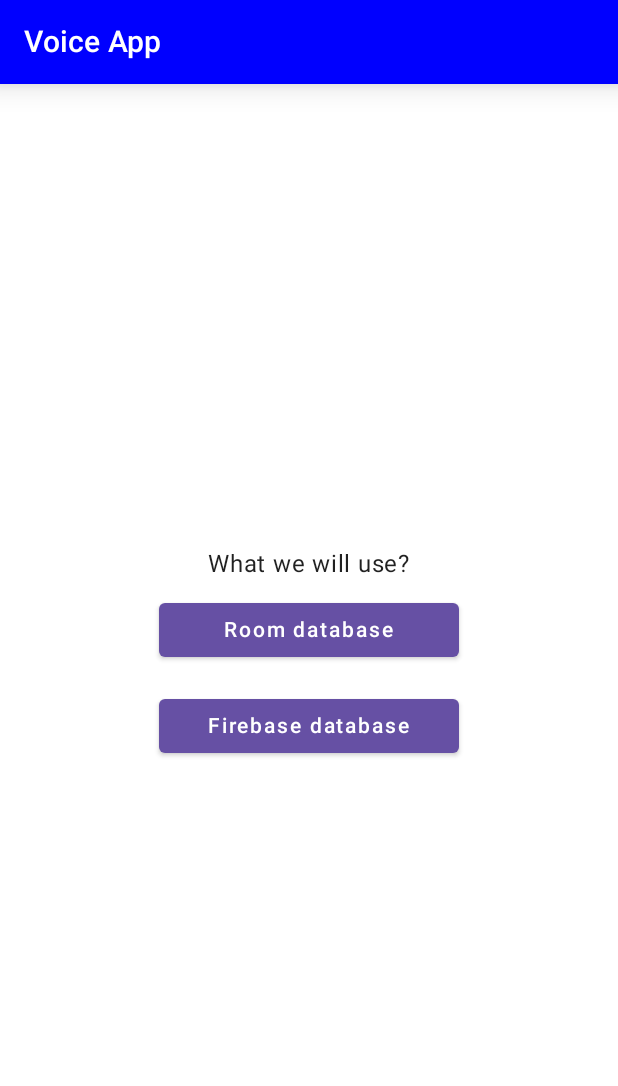
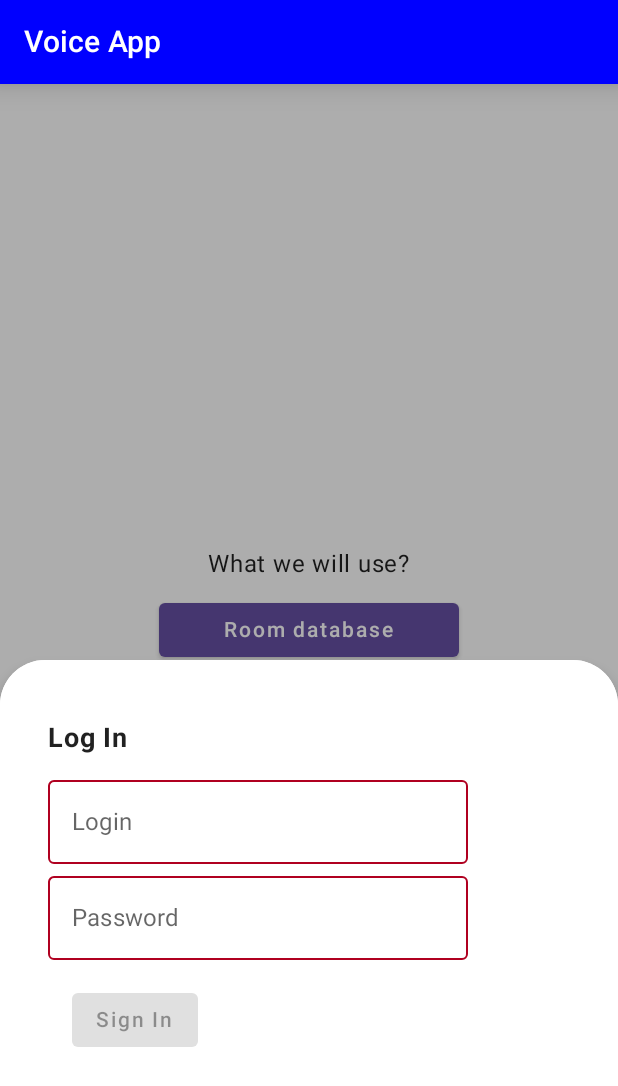
Before and after one commit to TerreDHermes/VoiceHandler, an Android app built with Jetpack Compose: the screen it shows after launch (MainActivity), after a tap on "Firebase database", on a phone screen of 412 x 824 dp. Shown: the top 1086 px of the screen. Run offline under Robolectric (Android 15) with nearby library versions, the phone set to English and light mode, and no system bars.

```diff
--- a/app/src/main/java/com/example/voicehandler/database/DatabaseRepository.kt
+++ b/app/src/main/java/com/example/voicehandler/database/DatabaseRepository.kt
@@ -12,4 +12,9 @@ interface DatabaseRepository {
     suspend fun update(note: Note, onSuccess: () -> Unit)
 
     suspend fun delete(note: Note, onSuccess: () -> Unit)
+
+    fun signOut(){}
+
+    fun connectToDatabase(onSuccess: () -> Unit, onFail: (String) -> Unit){}
+
 }
--- a/app/src/main/java/com/example/voicehandler/screens/Start.kt
+++ b/app/src/main/java/com/example/voicehandler/screens/Start.kt
@@ -2,20 +2,37 @@ package com.example.voicehandler.screens
 
 import android.annotation.SuppressLint
 import android.app.Application
+import android.util.Log
+import android.view.Gravity
+import android.widget.Toast
 import androidx.compose.foundation.layout.Arrangement
 import androidx.compose.foundation.layout.Column
 import androidx.compose.foundation.layout.fillMaxSize
 import androidx.compose.foundation.layout.padding
 import androidx.compose.foundation.layout.width
+import androidx.compose.foundation.shape.RoundedCornerShape
 import androidx.compose.material.Button
+import androidx.compose.material.ExperimentalMaterialApi
+import androidx.compose.material.ModalBottomSheetLayout
+import androidx.compose.material.ModalBottomSheetValue
+import androidx.compose.material.OutlinedTextField
 import androidx.compose.material.Scaffold
+import androidx.compose.material.Surface
 import androidx.compose.material.Text
+import androidx.compose.material.rememberModalBottomSheetState
 import androidx.compose.runtime.Composable
+import androidx.compose.runtime.getValue
+import androidx.compose.runtime.mutableStateOf
+import androidx.compose.runtime.remember
+import androidx.compose.runtime.rememberCoroutineScope
+import androidx.compose.runtime.setValue
 import androidx.compose.ui.Alignment
 import androidx.compose.ui.Modifier
 import androidx.compose.ui.platform.LocalContext
+import androidx.compose.ui.text.font.FontWeight
 import androidx.compose.ui.tooling.preview.Preview
 import androidx.compose.ui.unit.dp
+import androidx.compose.ui.unit.sp
 import androidx.lifecycle.viewmodel.compose.viewModel
 import androidx.navigation.NavHostController
 import androidx.navigation.compose.rememberNavController
@@ -24,16 +41,75 @@ import com.example.voicehandler.MainViewModelFactory
 import com.example.voicehandler.navigation.NavRoute
 import com.example.voicehandler.ui.theme.VoiceHandlerTheme
 import com.example.voicehandler.utils.Constants
+import com.example.voicehandler.utils.LOGIN
+import com.example.voicehandler.utils.PASSWORD
 import com.example.voicehandler.utils.TYPE_FIREBASE
 import com.example.voicehandler.utils.TYPE_ROOM
+import kotlinx.coroutines.launch
 
 
+@OptIn(ExperimentalMaterialApi::class)
 @SuppressLint("UnusedMaterialScaffoldPaddingParameter")
 @Composable
 fun StartScreen(navController: NavHostController, viewModel: MainViewModel) {
-    val context = LocalContext.current
-    val mViewModel: MainViewModel =
-        viewModel(factory = MainViewModelFactory(context.applicationContext as Application))
+    val bottomSheetState = rememberModalBottomSheetState(initialValue = ModalBottomSheetValue.Hidden)
+    val coroutineScope = rememberCoroutineScope()
+    var login by remember { mutableStateOf(Constants.Keys.EMPTY) }
+    var password by remember { mutableStateOf(Constants.Keys.EMPTY) }
+
+    val message = "Обновление прошло успешно!" // Замените это сообщение на то, которое вам нужно показать
+    val duration = Toast.LENGTH_LONG // Вы можете изменить длительность уведомления
+    val toast = Toast.makeText(LocalContext.current, message, duration)
+    toast.setGravity(Gravity.TOP, 0, 0)
+
+    ModalBottomSheetLayout(
+        sheetState = bottomSheetState,
+        sheetElevation = 5.dp,
+        sheetShape = RoundedCornerShape(topStart = 30.dp, topEnd = 30.dp),
+        sheetContent = {
+            Surface {
+                Column(
+                    modifier = Modifier
+                        .fillMaxSize()
+                        .padding(all = 32.dp)
+                ) {
+                    Text(
+                        text = Constants.Keys.LOG_IN,
+                        fontSize = 18.sp,
+                        fontWeight = FontWeight.Bold,
+                        modifier = Modifier.padding(vertical = 8.dp)
+                    )
+                    OutlinedTextField(
+                        value = login,
+                        onValueChange = {login=it},
+                        label = { Text(text = Constants.Keys.LOGIN_TEXT)},
+                        isError = login.isEmpty()
+                    )
+                    OutlinedTextField(
+                        value = password,
+                        onValueChange = {password=it},
+                        label = { Text(text = Constants.Keys.PASSWORD_TEXT)},
+                        isError = password.isEmpty()
+                    )
+                    Button(
+                        modifier = Modifier.padding(16.dp),
+                        onClick = {
+                            LOGIN = login
+                            PASSWORD = password
+                           viewModel.initDatabase(TYPE_FIREBASE){
+                               Log.d("checkData", "Auth success")
+
+                           }
+                        },
+                        enabled = login.isNotEmpty() && password.isNotEmpty()
+                    ) {
+                        Text(text = Constants.Keys.SIGN_IN)
+                    }
+                }
+
+            }
+        }
+    ) {
         Scaffold(
             modifier = Modifier.fillMaxSize()
         ) {
@@ -45,7 +121,7 @@ fun StartScreen(navController: NavHostController, viewModel: MainViewModel) {
                 Text(text = Constants.Keys.WHAT_WE_WILL_USE)
                 Button(
                     onClick = {
-                         mViewModel.initDatabase(TYPE_ROOM){
+                        viewModel.initDatabase(TYPE_ROOM){
                             navController.navigate(route = NavRoute.Main.route)
                         }
 
@@ -58,10 +134,9 @@ fun StartScreen(navController: NavHostController, viewModel: MainViewModel) {
                 }
                 Button(
                     onClick = {
-                   mViewModel.initDatabase(TYPE_FIREBASE){
-                       navController.navigate(route = NavRoute.Main.route)
+                        coroutineScope.launch {
+                            bottomSheetState.show()
                         }
-
                     },
                     modifier = Modifier
                         .width(200.dp)
@@ -71,6 +146,8 @@ fun StartScreen(navController: NavHostController, viewModel: MainViewModel) {
                 }
             }
         }
+    }
+
 }
 @Preview(showBackground = true)
 @Composable
--- a/app/src/main/java/com/example/voicehandler/utils/Constants.kt
+++ b/app/src/main/java/com/example/voicehandler/utils/Constants.kt
@@ -7,6 +7,8 @@ const val TYPE_ROOM = "type_room"
 const val TYPE_FIREBASE = "type_firebase"
 
 lateinit var REPOSITORY: DatabaseRepository
+lateinit var LOGIN:String
+lateinit var PASSWORD:String
 
 object Constants{
     object Keys{
@@ -29,6 +31,10 @@ object Constants{
         const val EDIT_NOTE = "Edit note"
         const val EMPTY = ""
         const val UPDATE_NOTE  = "Update note"
+        const val SIGN_IN = "Sign In"
+        const val LOG_IN = "Log In"
+        const val LOGIN_TEXT = "Login"
+        const val PASSWORD_TEXT = "Password"
 
     }
 
```
Also changed, not shown: app/src/main/java/com/example/voicehandler/MainViewModel.kt (+9 -0 lines), app/src/main/java/com/example/voicehandler/database/firebase/AppFirebaseRepository.kt (added, +43 -0 lines), app/src/main/java/com/example/voicehandler/screens/Note.kt (+10 -0 lines). Lines whose indentation alone changed are shown as unchanged.
